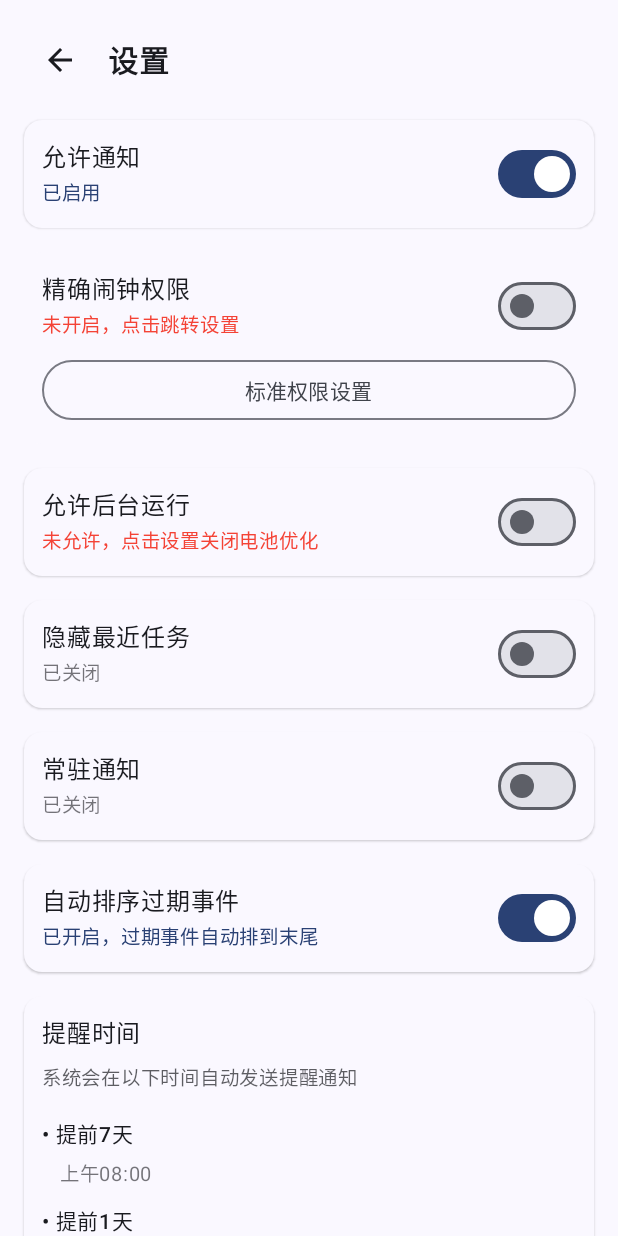
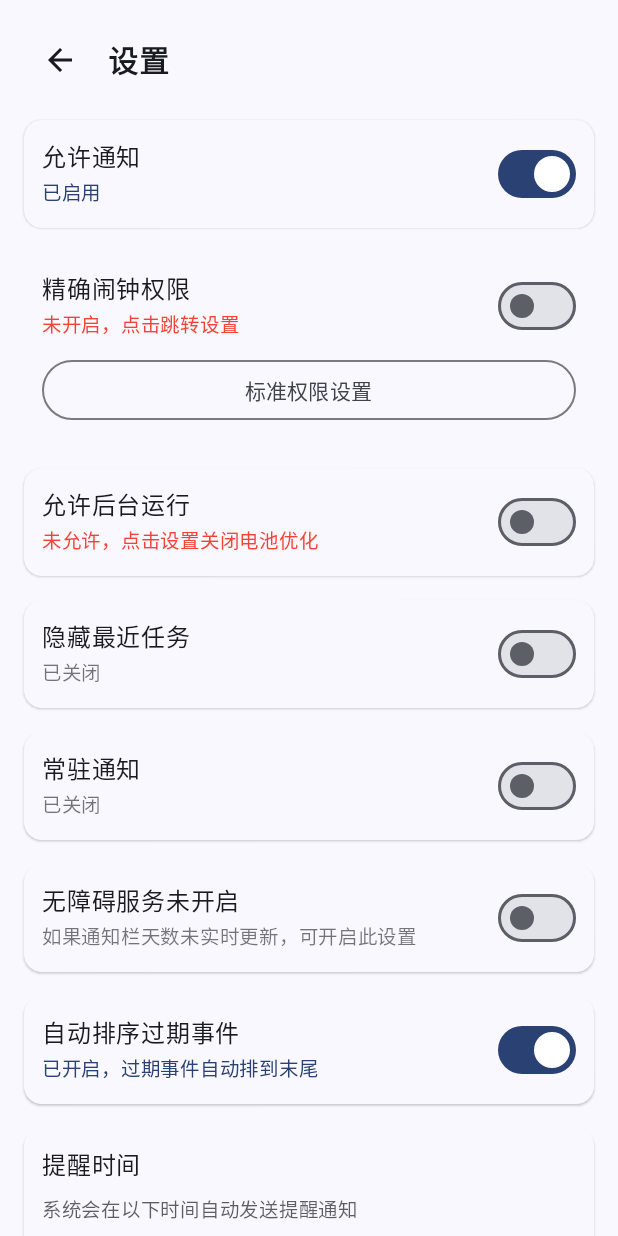
Before and after one commit to hc353167950/xiaomaotai, an Android app built with Jetpack Compose: the composable SettingsScreen shown on its own in the app's theme, on a phone screen of 412 x 824 dp. Run offline under Robolectric (Android 15) with nearby library versions, the phone set to English and light mode, and no system bars; libraries missing offline, so code that uses them is left out: io.github.jan.supabase.

Commit message:
- 优化通知，增加无障碍设置

```diff
--- a/app/src/main/java/com/example/xiaomaotai/SettingsScreen.kt
+++ b/app/src/main/java/com/example/xiaomaotai/SettingsScreen.kt
@@ -576,6 +576,86 @@ fun SettingsScreen(onNavigateBack: () -> Unit = {}) {
             }
         }
 
+        // 无障碍保活通知设置（系统级保活，与无障碍服务状态绑定）
+        Card(
+            modifier = Modifier.fillMaxWidth(),
+            elevation = CardDefaults.cardElevation(defaultElevation = 1.dp),
+            colors = CardDefaults.cardColors(
+                containerColor = MaterialTheme.colorScheme.surface
+            )
+        ) {
+            val dataManager = remember { DataManager(context) }
+            var isAccessibilityEnabled by remember { mutableStateOf(NotificationAccessibilityService.isServiceEnabled(context)) }
+
+            // 监听页面恢复时刷新无障碍服务状态，并自动同步设置
+            DisposableEffect(Unit) {
+                val lifecycleOwner = context as androidx.lifecycle.LifecycleOwner
+                val observer = androidx.lifecycle.LifecycleEventObserver { _, event ->
+                    if (event == androidx.lifecycle.Lifecycle.Event.ON_RESUME) {
+                        val newState = NotificationAccessibilityService.isServiceEnabled(context)
+                        if (newState != isAccessibilityEnabled) {
+                            isAccessibilityEnabled = newState
+                            // 自动同步：无障碍服务开启时自动启用通知功能
+                            dataManager.setAccessibilityNotification(newState)
+                        }
+                    }
+                }
+                lifecycleOwner.lifecycle.addObserver(observer)
+                onDispose {
+                    lifecycleOwner.lifecycle.removeObserver(observer)
+                }
+            }
+
+            Column(
+                modifier = Modifier.padding(12.dp)
+            ) {
+                Row(
+                    modifier = Modifier
+                        .fillMaxWidth()
+                        .clickable {
+                            // 点击跳转到无障碍设置页面（使用安全跳转方法）
+                            val intent = Intent(android.provider.Settings.ACTION_ACCESSIBILITY_SETTINGS)
+                            intent.flags = Intent.FLAG_ACTIVITY_NEW_TASK
+                            safeStartSettingsActivity(context, intent)
+                        },
+                    horizontalArrangement = Arrangement.SpaceBetween,
+                    verticalAlignment = Alignment.CenterVertically
+                ) {
+                    Column(modifier = Modifier.weight(1f)) {
+                        Text(
+                            text = if (isAccessibilityEnabled)
+                                "无障碍服务已启用"
+                            else
+                                "无障碍服务未开启",
+                            fontSize = 16.sp,
+                            fontWeight = FontWeight.Medium,
+                            color = MaterialTheme.colorScheme.onSurface
+                        )
+                        Text(
+                            text = if (isAccessibilityEnabled)
+                                "已开启，通知栏事件天数将实时显示"
+                            else
+                                "如果通知栏天数未实时更新，可开启此设置",
+                            fontSize = 13.sp,
+                            color = if (isAccessibilityEnabled)
+                                MaterialTheme.colorScheme.primary
+                            else
+                                MaterialTheme.colorScheme.onSurface.copy(alpha = 0.6f)
+                        )
+                    }
+                    Switch(
+                        checked = isAccessibilityEnabled,
+                        onCheckedChange = {
+                            // 点击跳转到无障碍设置页面（使用安全跳转方法）
+                            val intent = Intent(android.provider.Settings.ACTION_ACCESSIBILITY_SETTINGS)
+                            intent.flags = Intent.FLAG_ACTIVITY_NEW_TASK
+                            safeStartSettingsActivity(context, intent)
+                        }
+                    )
+                }
+            }
+        }
+
         // 自动排序过期事件设置
         Card(
             modifier = Modifier.fillMaxWidth(),
--- a/app/src/main/res/values/strings.xml
+++ b/app/src/main/res/values/strings.xml
@@ -1,3 +1,4 @@
 <resources>
     <string name="app_name">小茅台</string>
+    <string name="accessibility_service_description">启用此服务后，小茅台可以在通知栏实时显示纪念日倒计时，即使应用在后台被清理也能保持更新。\n\n此服务仅用于更新通知栏，不会读取或收集任何其他信息。</string>
 </resources>
```
Also changed, not shown: app/src/main/AndroidManifest.xml (+13 -0 lines), app/src/main/java/com/example/xiaomaotai/DataManager.kt (+9 -0 lines), app/src/main/java/com/example/xiaomaotai/NotificationAccessibilityService.kt (added, +324 -0 lines), app/src/main/res/xml/accessibility_service_config.xml (added, +10 -0 lines).
